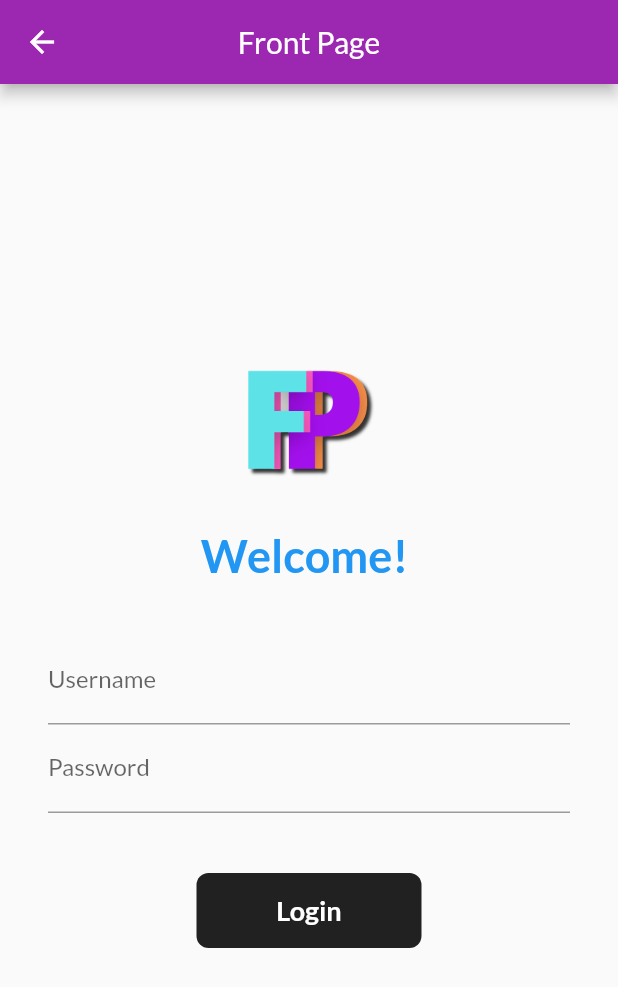
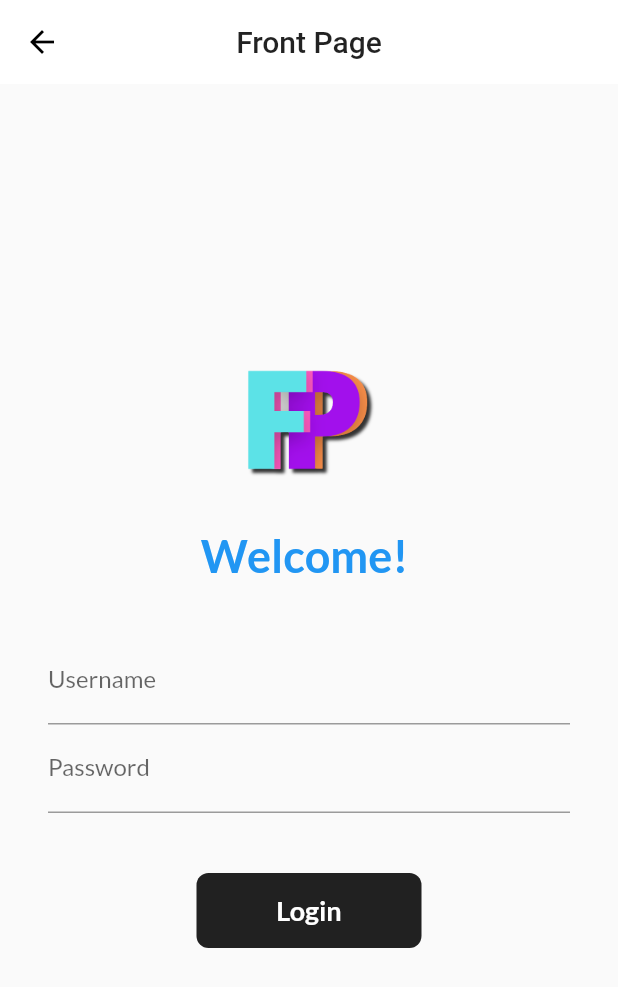
Before and after one commit to punitpalial/flutterpractice, a Flutter app: the LoginPage screen opened by its route, on a phone screen of 412 x 824 dp. Shown: the top 987 px of the screen. Run offline on Flutter 3.47's test engine with Material 2 defaults, Android fonts, the phone set to English and light mode, and no system bars; our stand-ins replace google_fonts; network calls fail.

Commit message:
ThemeExtracted

```diff
--- /dev/null
+++ b/lib/widgets/themes.dart
@@ -0,0 +1,18 @@
+import 'package:flutter/material.dart';
+import 'package:google_fonts/google_fonts.dart';
+
+class MyTheme {
+  static ThemeData lightTheme(BuildContext context) => ThemeData(
+      primarySwatch: Colors.purple,
+      fontFamily: GoogleFonts.lato().fontFamily,
+      appBarTheme: AppBarTheme(
+        color: Colors.white,
+        elevation: 0.0,
+        iconTheme: IconThemeData(color: Colors.black),
+        textTheme: Theme.of(context).textTheme,
+      ));
+
+  static ThemeData darkTheme(BuildContext context) => ThemeData(
+        brightness: Brightness.dark,
+      );
+}
```
Also changed, not shown: lib/main.dart (+5 -9 lines), lib/pages/homepage.dart (+12 -1 lines).
